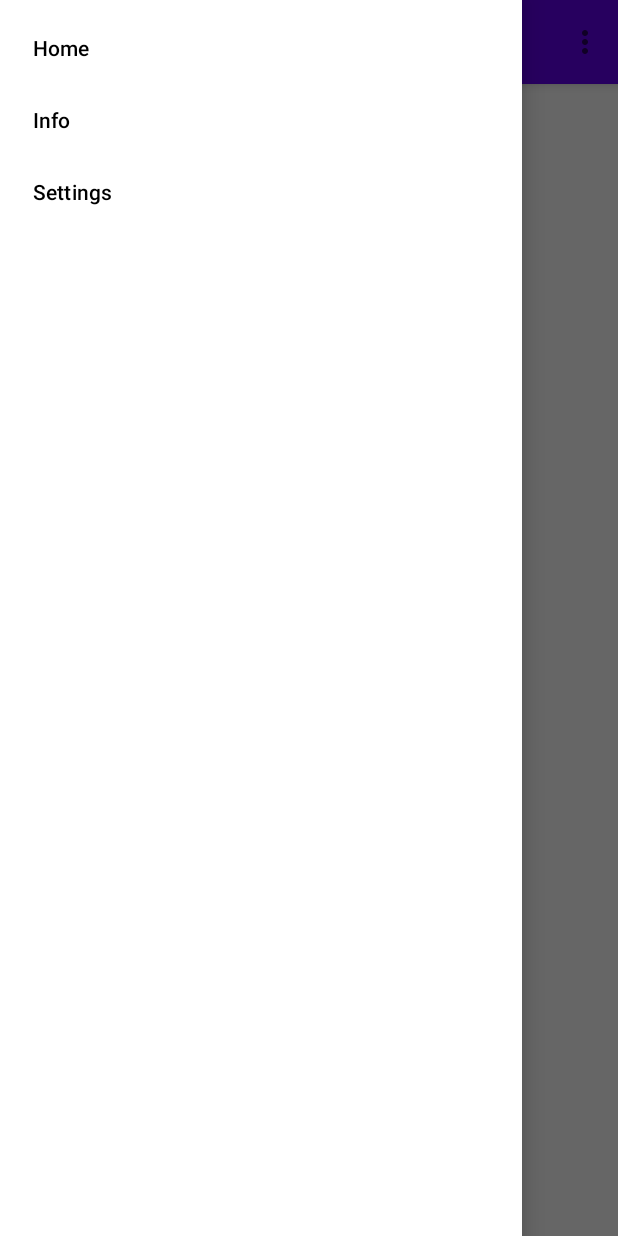
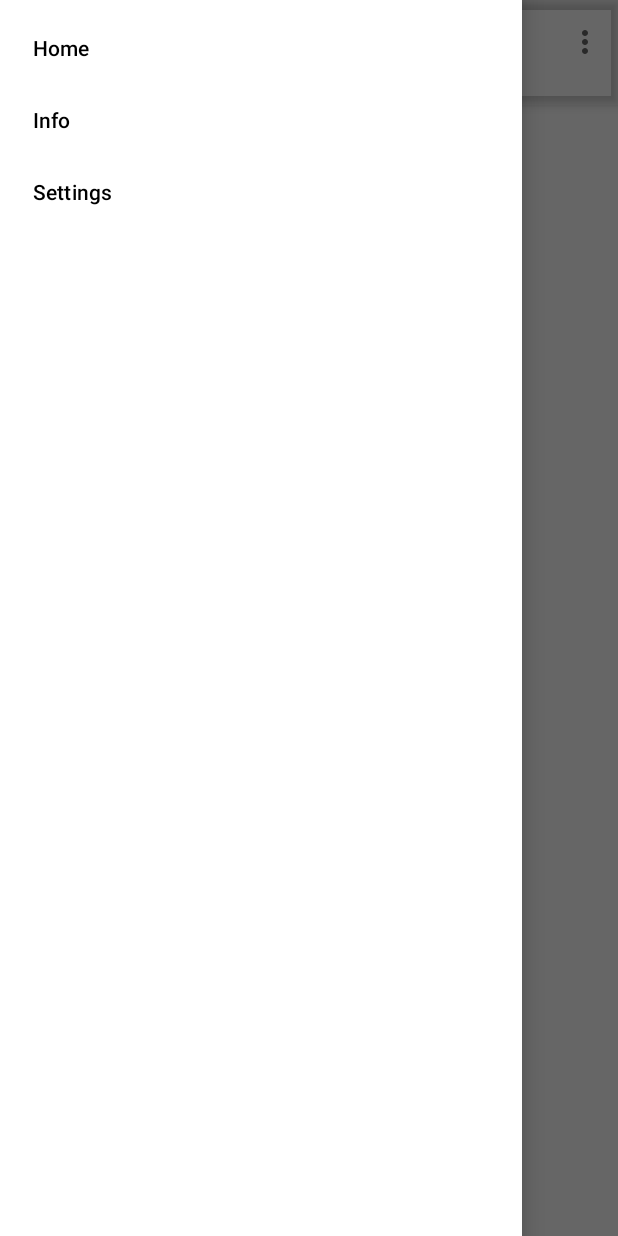
Before and after one commit to DarjaDav0/Easy-Energy, an Android app: the screen it shows after launch (MainActivity), with the side drawer open, on a phone screen of 412 x 824 dp. Run offline under Robolectric (Android 15) with nearby library versions, the phone set to English and light mode, and no system bars; our stand-ins replace navigation-ui; 3 statements that could not run were skipped.

Commit message:
Lisätty chartit ja napit mistä nämä vaihtuu, hieman tyylittelyä appbarin, yritetty korjata naivgointi vain dot menuhun mutta ei vielä onnistunut

```diff
--- a/app/build.gradle
+++ b/app/build.gradle
@@ -54,4 +54,6 @@ dependencies {
 
     implementation 'androidx.lifecycle:lifecycle-livedata-ktx:2.4.1'
     implementation 'androidx.lifecycle:lifecycle-viewmodel-ktx:2.4.1'
+
+    implementation 'com.github.AAChartModel:AAChartCore-Kotlin:-SNAPSHOT'
 }
--- a/app/src/main/res/layout/activity_main.xml
+++ b/app/src/main/res/layout/activity_main.xml
@@ -19,7 +19,9 @@
         android:layout_height="match_parent"
         android:layout_gravity="start"
         android:fitsSystemWindows="true"
-        app:menu="@menu/activity_main_drawer" />
+        app:menu="@menu/activity_main_drawer" >
+
+    </com.google.android.material.navigation.NavigationView>
 
 
 </androidx.drawerlayout.widget.DrawerLayout>
--- a/app/src/main/res/layout/app_bar_main.xml
+++ b/app/src/main/res/layout/app_bar_main.xml
@@ -6,14 +6,16 @@
     android:layout_width="match_parent"
     android:layout_height="match_parent"
     tools:context=".MainActivity">
+
     <com.google.android.material.appbar.AppBarLayout
         android:layout_width="match_parent"
-        android:layout_height="wrap_content">
+        android:layout_height="70dp"
+        android:theme="@style/Theme.EasyEnergy.NoActionBar">
 
         <androidx.appcompat.widget.Toolbar
             android:id="@+id/toolBar"
             android:layout_width="match_parent"
-            android:layout_height="?attr/actionBarSize"/>
+            android:layout_height="match_parent" />
 
     </com.google.android.material.appbar.AppBarLayout>
 
--- a/app/src/main/res/menu/activity_main_drawer.xml
+++ b/app/src/main/res/menu/activity_main_drawer.xml
@@ -7,7 +7,7 @@
     <group android:checkableBehavior="single">
         <item
             android:id="@+id/mainFragment"
-            android:title="Home" />
+            android:title="Home"/>
         <item
             android:id="@+id/infoFragment"
             android:title="Info" />
--- a/app/src/main/res/menu/app_menu.xml
+++ b/app/src/main/res/menu/app_menu.xml
@@ -1,18 +1,22 @@
 <?xml version="1.0" encoding="utf-8"?>
 <menu xmlns:android="http://schemas.android.com/apk/res/android"
     xmlns:app="http://schemas.android.com/apk/res-auto"
-    xmlns:tools="http://schemas.android.com/tools">
+    xmlns:tools="http://schemas.android.com/tools"
+    tools:context=".MainActivity">
 
     <item
         android:id="@+id/mainFragment"
+        android:orderInCategory="1"
         android:title="Home"
-        app:showAsAction="never"/>
+        app:showAsAction="never" />
     <item
         android:id="@+id/infoFragment"
+        android:orderInCategory="2"
         android:title="Info"
-        app:showAsAction="never"/>
+        app:showAsAction="never" />
     <item
         android:id="@+id/settingsFragment"
+        android:orderInCategory="3"
         android:title="Settings"
-        app:showAsAction="never"/>
+        app:showAsAction="never" />
 </menu>
--- a/app/src/main/res/values-night/themes.xml
+++ b/app/src/main/res/values-night/themes.xml
@@ -13,4 +13,9 @@
         <item name="android:statusBarColor">?attr/colorPrimaryVariant</item>
         <!-- Customize your theme here. -->
     </style>
+    <style name="Theme.EasyEnergy.NoActionBar">
+        <item name="windowActionBar">false</item>
+        <item name="windowNoTitle">true</item>
+        <item name="colorPrimary">@color/no_color</item>
+    </style>
 </resources>
--- a/app/src/main/res/values/colors.xml
+++ b/app/src/main/res/values/colors.xml
@@ -7,4 +7,5 @@
     <color name="teal_700">#FF018786</color>
     <color name="black">#FF000000</color>
     <color name="white">#FFFFFFFF</color>
+    <color name="no_color">#00FFFFFF</color>
 </resources>
--- a/app/src/main/res/values/themes.xml
+++ b/app/src/main/res/values/themes.xml
@@ -16,6 +16,7 @@
     <style name="Theme.EasyEnergy.NoActionBar">
         <item name="windowActionBar">false</item>
         <item name="windowNoTitle">true</item>
+        <item name="colorPrimary">@color/no_color</item>
     </style>
 
     <style name="Theme.EasyEnergy.AppBarOverlay" parent="ThemeOverlay.AppCompat.Dark.ActionBar" />
--- a/build.gradle
+++ b/build.gradle
@@ -2,6 +2,8 @@ buildscript {
     repositories {
         google()
         jcenter()
+        mavenCentral()
+        maven { url "https://jitpack.io" }
     }
     dependencies {
         def nav_version = "2.5.3"
--- a/settings.gradle
+++ b/settings.gradle
@@ -3,6 +3,7 @@ pluginManagement {
         google()
         mavenCentral()
         gradlePluginPortal()
+        maven { url "https://jitpack.io" }
     }
 }
 dependencyResolutionManagement {
@@ -10,6 +11,7 @@ dependencyResolutionManagement {
     repositories {
         google()
         mavenCentral()
+        maven { url "https://jitpack.io" }
     }
 }
 rootProject.name = "Easy Energy"
```
Also changed, not shown: app/src/main/java/com/example/easyenergy/MainActivity.kt (+7 -0 lines), app/src/main/java/com/example/easyenergy/fragments/MainFragment.kt (+21 -0 lines), app/src/main/java/com/example/easyenergy/fragments/MainViewModel.kt (+77 -0 lines), app/src/main/res/layout/fragment_main.xml (+46 -5 lines).
